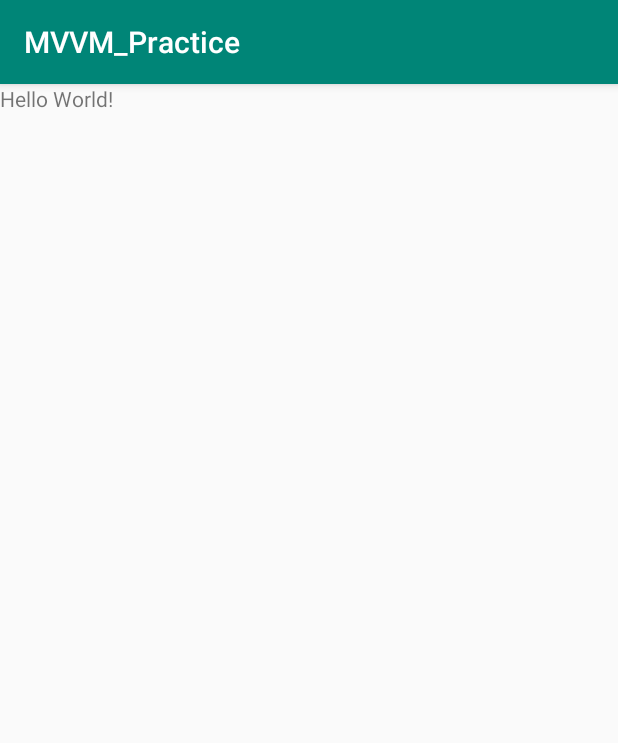
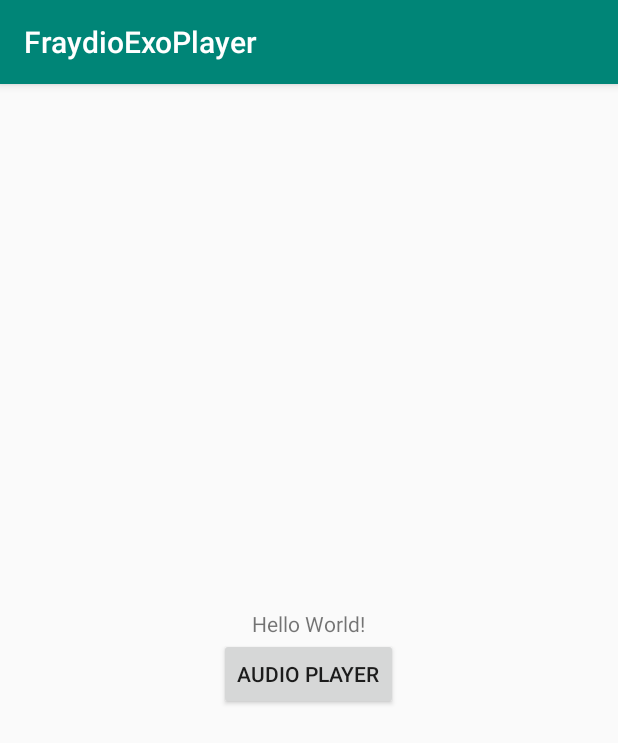
Before and after one commit to sc231997/Android-MVVM-Firestore, an Android app: the screen it shows after launch (MainActivity), on a phone screen of 412 x 824 dp. Shown: the top 743 px of the screen. Run offline under Robolectric (Android 15) with nearby library versions, the phone set to English and light mode, and no system bars; our stand-ins replace Firebase (no records; nobody signed in at launch, a user with empty details on screens opened directly).

```diff
--- a/app/build.gradle
+++ b/app/build.gradle
@@ -19,8 +19,8 @@ android {
         }
     }
     compileOptions {
-        sourceCompatibility = '1.8'
-        targetCompatibility = '1.8'
+        targetCompatibility JavaVersion.VERSION_1_8
+        sourceCompatibility JavaVersion.VERSION_1_8
     }
 }
 
@@ -34,4 +34,6 @@ dependencies {
     androidTestImplementation 'androidx.test:runner:1.1.1'
     androidTestImplementation 'androidx.test.espresso:espresso-core:3.1.1'
     implementation 'androidx.lifecycle:lifecycle-extensions:2.0.0'
+
+    implementation 'com.google.android.exoplayer:exoplayer:2.8.0'
 }
--- a/app/src/main/AndroidManifest.xml
+++ b/app/src/main/AndroidManifest.xml
@@ -1,6 +1,8 @@
 <?xml version="1.0" encoding="utf-8"?>
 <manifest xmlns:android="http://schemas.android.com/apk/res/android"
     package="com.example.mvvm_practice">
+
+    <uses-permission android:name="android.permission.FOREGROUND_SERVICE" />
 
     <application
         android:allowBackup="true"
@@ -9,6 +11,7 @@
         android:roundIcon="@mipmap/ic_launcher_round"
         android:supportsRtl="true"
         android:theme="@style/AppTheme">
+        <activity android:name=".AudioPlayerActivity"></activity>
         <activity android:name=".MainActivity">
             <intent-filter>
                 <action android:name="android.intent.action.MAIN" />
@@ -16,6 +19,8 @@
                 <category android:name="android.intent.category.LAUNCHER" />
             </intent-filter>
         </activity>
+
+        <service android:name=".service.AudioPlayerService" />
     </application>
 
 </manifest>
--- a/app/src/main/java/com/example/mvvm_practice/MainActivity.java
+++ b/app/src/main/java/com/example/mvvm_practice/MainActivity.java
@@ -1,30 +1,41 @@
 package com.example.mvvm_practice;
 
+import android.content.Intent;
 import android.os.Bundle;
-import android.util.Log;
+import android.view.View;
+import android.widget.Button;
 import android.widget.TextView;
+
+import androidx.appcompat.app.AppCompatActivity;
+import androidx.lifecycle.ViewModelProviders;
 
 import com.example.mvvm_practice.Model.User;
 import com.example.mvvm_practice.ViewModel.UserViewModel;
 
-import androidx.appcompat.app.AppCompatActivity;
-import androidx.lifecycle.ViewModelProviders;
-
 public class MainActivity extends AppCompatActivity {
     TextView name_tv;
-
+    Button player_activity_btn;
     @Override
     protected void onCreate(Bundle savedInstanceState) {
         super.onCreate(savedInstanceState);
         setContentView(R.layout.activity_main);
-
-        name_tv = findViewById(R.id.name);
+        init();
 
         UserViewModel userViewModel = ViewModelProviders.of(this).get(UserViewModel.class);
         userViewModel.getUsers().observe(this, users -> {
-            for (User user: users.data()){
+            for (User user : users.data()) {
                 name_tv.setText(user.getName());
             }
         });
     }
+
+    private void init() {
+        name_tv = findViewById(R.id.name);
+        player_activity_btn = findViewById(R.id.btn_audio_player);
+
+        player_activity_btn.setOnClickListener(view -> {
+            Intent intent = new Intent(MainActivity.this,AudioPlayerActivity.class);
+            startActivity(intent);
+        });
+    }
 }
--- /dev/null
+++ b/app/src/main/java/com/example/mvvm_practice/Model/Post.java
@@ -0,0 +1,6 @@
+package com.example.mvvm_practice.Model;
+
+public class Post extends Model {
+    String title;
+    String image;
+}
--- a/app/src/main/res/layout/activity_main.xml
+++ b/app/src/main/res/layout/activity_main.xml
@@ -1,19 +1,22 @@
 <?xml version="1.0" encoding="utf-8"?>
 <LinearLayout xmlns:android="http://schemas.android.com/apk/res/android"
-    xmlns:app="http://schemas.android.com/apk/res-auto"
     xmlns:tools="http://schemas.android.com/tools"
     android:layout_width="match_parent"
     android:layout_height="match_parent"
+    android:gravity="center"
+    android:orientation="vertical"
     tools:context=".MainActivity">
 
     <TextView
         android:id="@+id/name"
         android:layout_width="wrap_content"
         android:layout_height="wrap_content"
-        android:text="Hello World!"
-        app:layout_constraintBottom_toBottomOf="parent"
-        app:layout_constraintLeft_toLeftOf="parent"
-        app:layout_constraintRight_toRightOf="parent"
-        app:layout_constraintTop_toTopOf="parent" />
+        android:text="Hello World!" />
+
+    <Button
+        android:id="@+id/btn_audio_player"
+        android:layout_width="wrap_content"
+        android:layout_height="wrap_content"
+        android:text="Audio Player" />
 
 </LinearLayout>
--- a/app/src/main/res/values/strings.xml
+++ b/app/src/main/res/values/strings.xml
@@ -1,3 +1,5 @@
 <resources>
-    <string name="app_name">MVVM_Practice</string>
+    <string name="app_name">FraydioExoPlayer</string>
+    <string name="playback_channel_name">Playback</string>
+    <string name="download_channel_name">Download</string>
 </resources>
```
Also changed, not shown: app/src/main/java/com/example/mvvm_practice/AudioPlayerActivity.java (added, +51 -0 lines), app/src/main/java/com/example/mvvm_practice/C.java (added, +11 -0 lines), app/src/main/java/com/example/mvvm_practice/service/AudioPlayerService.java (added, +119 -0 lines), app/src/main/res/layout/activity_audio_player.xml (added, +19 -0 lines).
